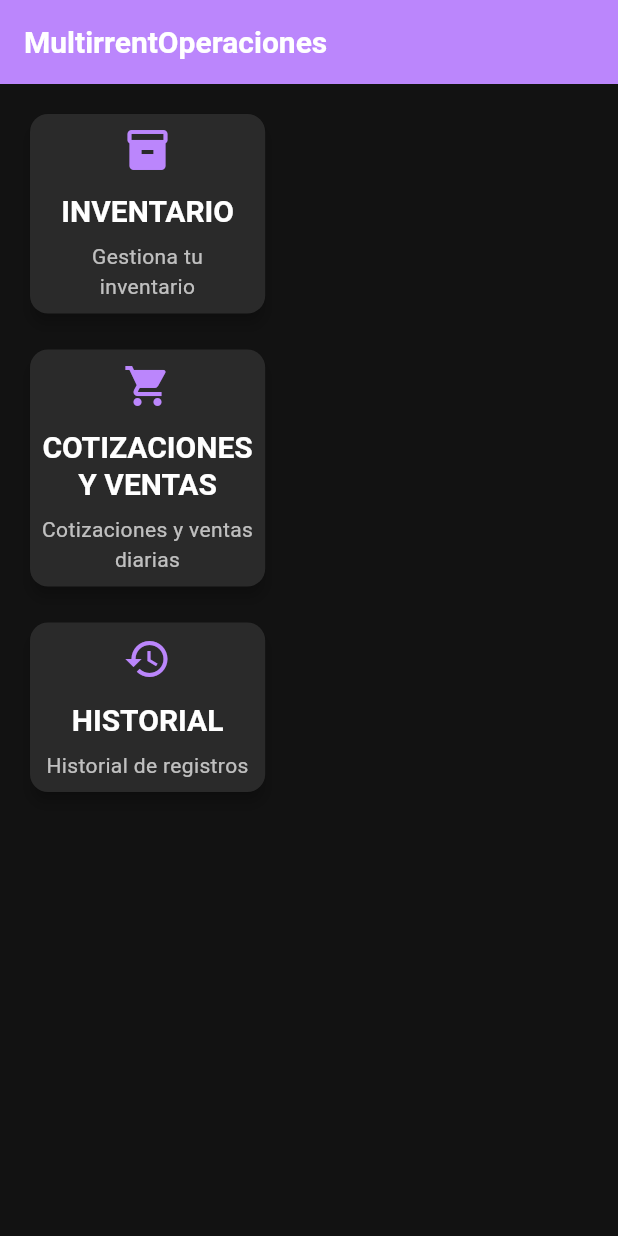
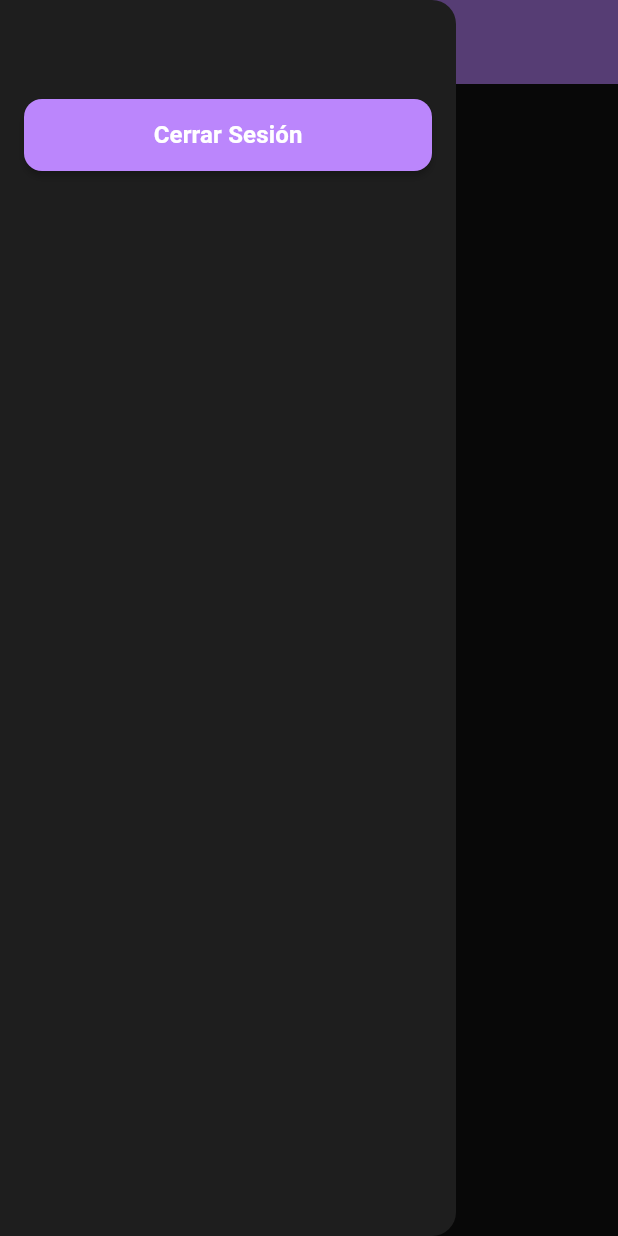
Before and after one commit to lider16/multirrent, a Flutter app: the screen it shows once a user with an empty profile is signed in, with the side drawer open (before the commit the screen has no drawer), on a phone screen of 412 x 824 dp. Run offline on Flutter 3.47's test engine with Material 3 defaults, Android fonts, the phone set to English and light mode, and no system bars; our stand-ins replace hive, hive_flutter, logger, pdf, printing, supabase_flutter; accounts and stored records are empty; statements that could not run were skipped.

Commit message:
Add drawer with logout functionality and fix context issues in dashboard

```diff
--- a/lib/constants/app_constants.dart
+++ b/lib/constants/app_constants.dart
@@ -36,6 +36,7 @@ class AppConstants {
   static const String haveAccountText = '¿Ya tienes cuenta?';
   static const String switchToRegister = 'Regístrate';
   static const String switchToLogin = 'Inicia Sesión';
+  static const String logoutButton = 'Cerrar Sesión';
 
   // Textos de Inventario
   static const String inventoryScreenTitle = 'Inventario';
--- a/lib/screens/dashboard_screen.dart
+++ b/lib/screens/dashboard_screen.dart
@@ -1,9 +1,13 @@
 import 'package:flutter/material.dart';
+import 'package:provider/provider.dart';
 import '../constants/app_constants.dart';
+import '../controllers/auth_provider.dart';
+import '../widgets/common/base_button.dart';
 import '../widgets/common/base_card.dart';
 import 'inventory_screen.dart';
 import 'quotes_sales_screen.dart';
 import 'history_screen.dart';
+import 'login_screen.dart';
 
 class DashboardScreen extends StatelessWidget {
   const DashboardScreen({super.key});
@@ -14,6 +18,40 @@ class DashboardScreen extends StatelessWidget {
       appBar: AppBar(
         title: const Text(AppConstants.appTitle),
         backgroundColor: Theme.of(context).colorScheme.primaryContainer,
+        leading: Builder(
+          builder: (context) => IconButton(
+            icon: const Icon(Icons.menu),
+            onPressed: () => Scaffold.of(context).openDrawer(),
+          ),
+        ),
+      ),
+      drawer: Drawer(
+        child: Padding(
+          padding: const EdgeInsets.all(AppConstants.screenPadding),
+          child: Column(
+            children: [
+              const SizedBox(height: 50),
+              BaseButton(
+                text: AppConstants.logoutButton,
+                onPressed: () async {
+                  Navigator.of(context).pop(); // Cerrar el drawer
+                  final authProvider = Provider.of<AuthProvider>(
+                    context,
+                    listen: false,
+                  );
+                  await authProvider.signOut();
+                  if (context.mounted) {
+                    Navigator.of(context).pushReplacement(
+                      MaterialPageRoute(
+                        builder: (context) => const LoginScreen(),
+                      ),
+                    );
+                  }
+                },
+              ),
+            ],
+          ),
+        ),
       ),
       body: Padding(
         padding: const EdgeInsets.all(AppConstants.screenPadding),
```
Also changed, not shown: lib/controllers/product_provider.dart (+12 -3 lines), lib/screens/inventory_screen.dart (+0 -42 lines).
